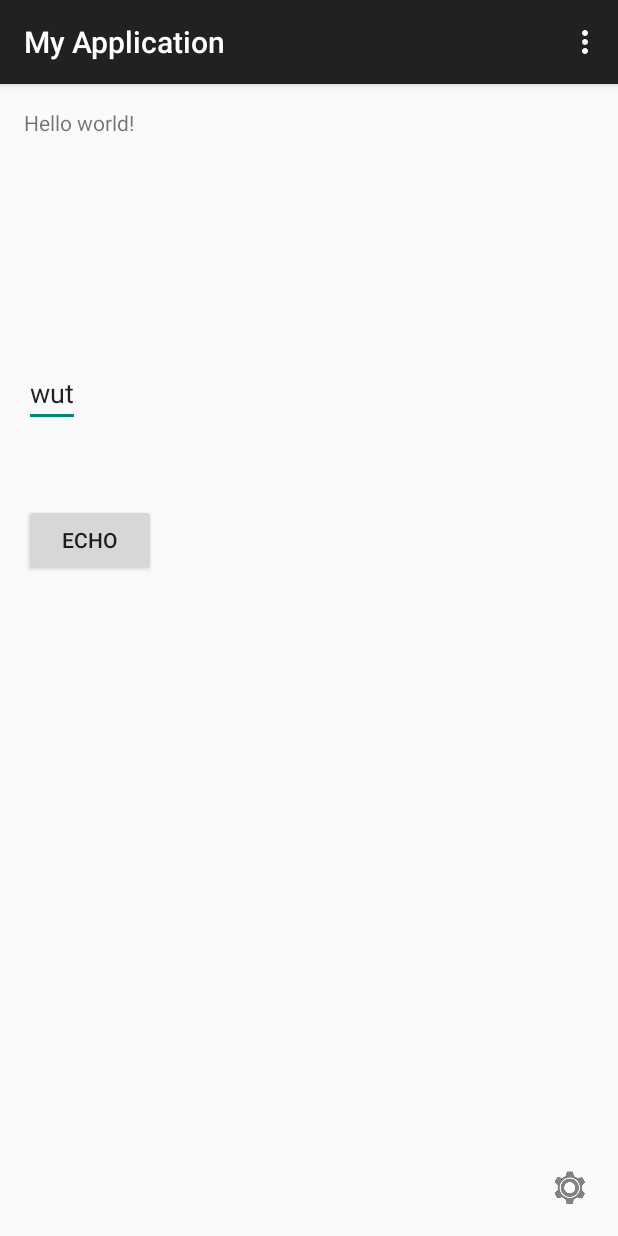
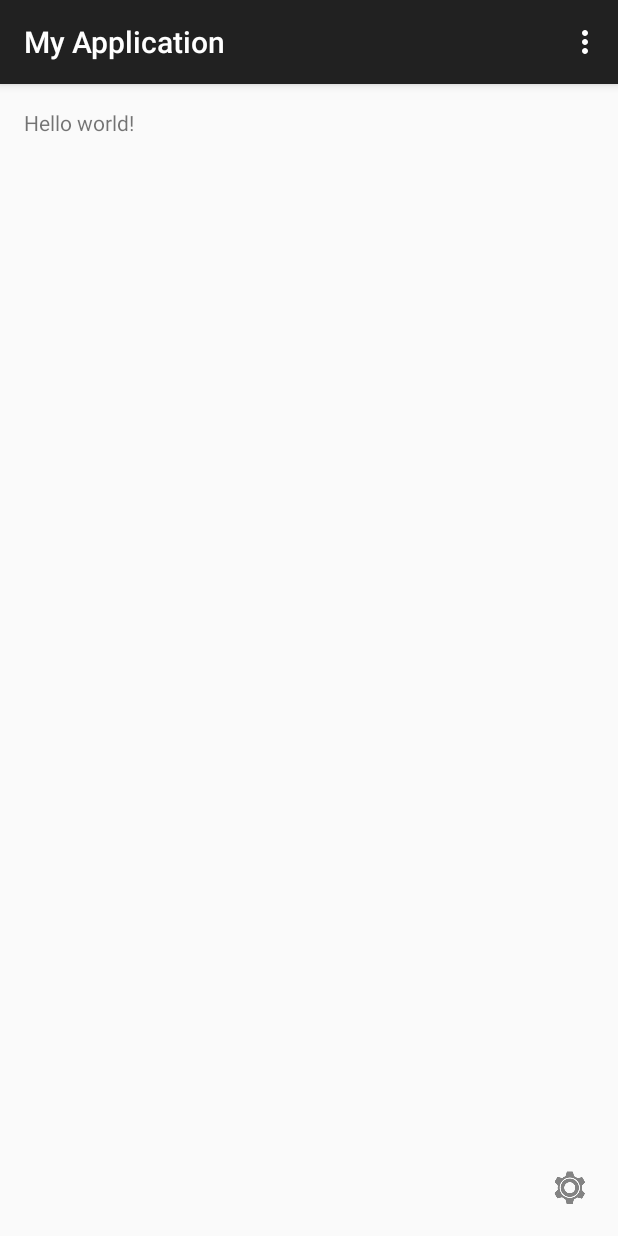
Before and after one commit to diegotheairwolf/Android, an Android app: the screen it shows after launch (MainActivity), on a phone screen of 412 x 824 dp. Run offline under Robolectric (Android 15) with nearby library versions, the light colour scheme and no system bars.

Commit message:
Last update on settings button

```diff
--- a/Picasso/MyApplication/app/src/main/res/layout/fragment_main.xml
+++ b/Picasso/MyApplication/app/src/main/res/layout/fragment_main.xml
@@ -14,27 +14,6 @@
         android:layout_height="wrap_content"
         android:id="@+id/textView" />
 
-    <EditText
-        android:layout_width="wrap_content"
-        android:layout_height="wrap_content"
-        android:id="@+id/edit_text_on_main"
-        android:layout_below="@+id/textView"
-        android:layout_alignParentLeft="true"
-        android:layout_alignParentStart="true"
-        android:layout_marginTop="148dp"
-        android:text="wut" />
-
-    <Button
-        android:layout_width="wrap_content"
-        android:layout_height="wrap_content"
-        android:text="echo"
-        android:id="@+id/button"
-        android:layout_below="@+id/edit_text_on_main"
-        android:layout_alignParentLeft="true"
-        android:layout_alignParentStart="true"
-        android:layout_marginTop="51dp"
-        android:onClick="echoEditText" />
-
     <ImageButton
         android:layout_width="wrap_content"
         android:layout_height="wrap_content"
@@ -43,7 +22,8 @@
         android:adjustViewBounds="true"
         android:layout_alignParentBottom="true"
         android:layout_alignParentRight="true"
-        android:layout_alignParentEnd="true" />
+        android:layout_alignParentEnd="true"
+        android:onClick="displaySettings" />
 
 
 </RelativeLayout>
```
Also changed, not shown: Picasso/MyApplication/app/src/main/java/com/myexample/app/MainActivity.java (+1 -16 lines).
